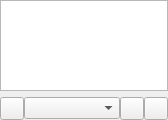
Qt form gui/librarypage.ui (polpo/cantata-mac) before a commit.
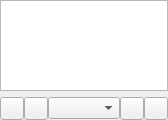
The same form after that commit. Custom widgets are drawn as their Qt base class.

Commit message: Place search fields on bottom of views, and hide by default. Show when Ctrl-F is used for views, and Ctrl-Shift-F for playqueue.

The edit to the form file:
```diff
--- a/gui/librarypage.ui
+++ b/gui/librarypage.ui
@@ -28,6 +28,9 @@
      <item>
       <widget class="ToolButton" name="libraryUpdate"/>
      </item>
+     <item>
+      <widget class="ToolButton" name="searchButton"/>
+     </item>
      <item>
       <widget class="GenreCombo" name="genreCombo"/>
      </item>
```
Left out of the diff: 22 changed lines with no effect on the pictures. The commit also changes 26 other files.
